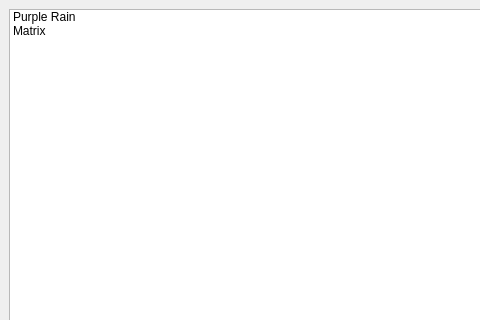
Above: menuwindow.ui from SimonGaufreteau/VEQT before the change; both pictures show x 0 to 480 and y 0 to 320 of the 622 by 469 pixel window. Below: the same form after it.
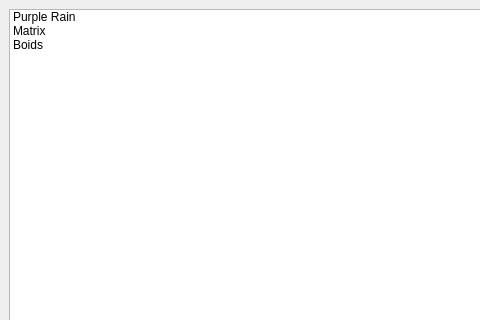
That is the form after the change. Icons and pictures are not drawn.

Commit message: Displays the boids in a widget (no movement yet)

The edit to the form file:
```diff
--- a/menuwindow.ui
+++ b/menuwindow.ui
@@ -51,6 +51,11 @@
           <string>Matrix</string>
          </property>
         </item>
+        <item>
+         <property name="text">
+          <string>Boids</string>
+         </property>
+        </item>
        </widget>
       </item>
      </layout>
```
The commit also changes 7 other files.
